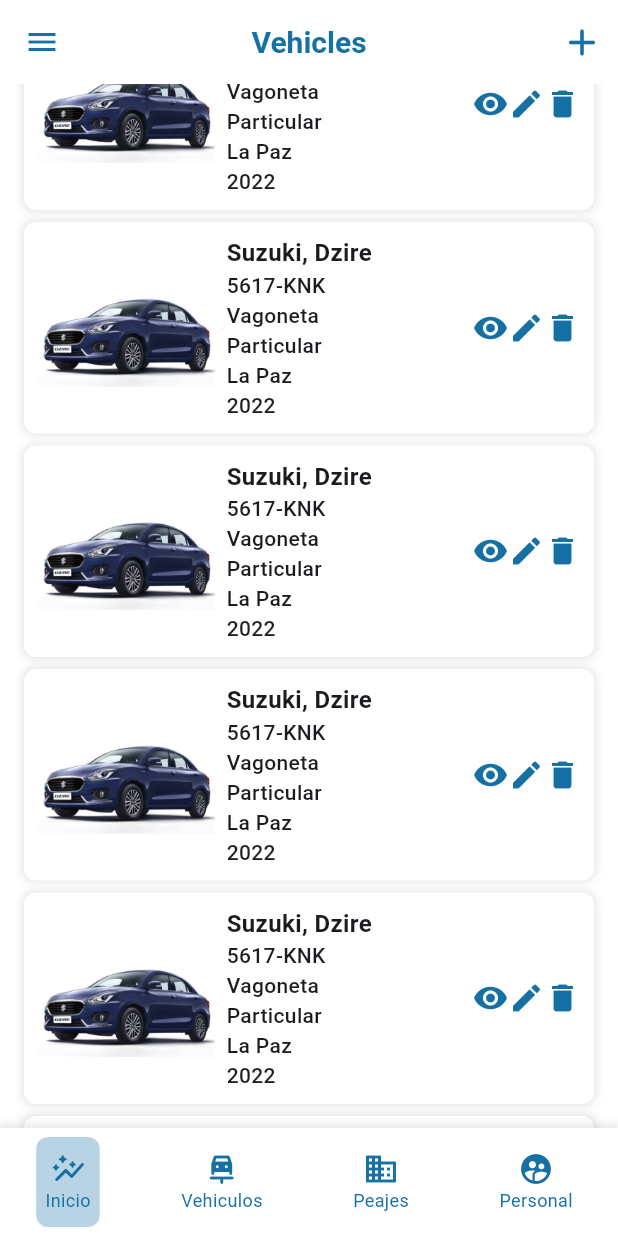
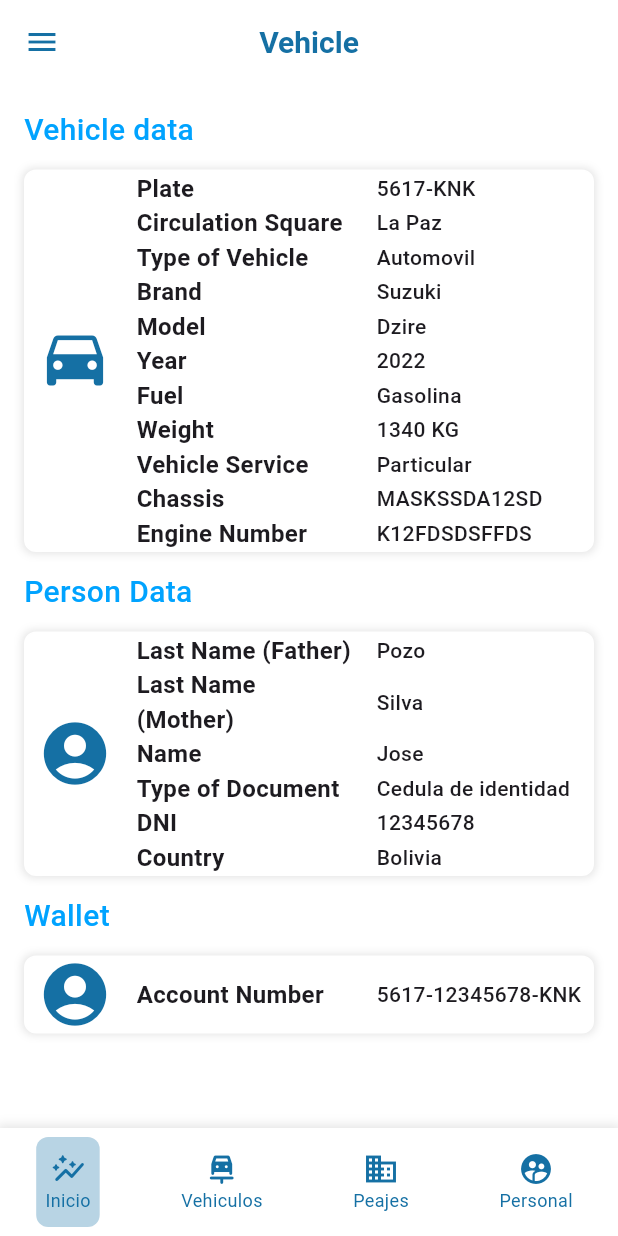
Before and after one commit to JhousefSilva1/st_FrontEnd, a Flutter app: the VehiclesAdminView screen opened by its route, scrolled down 576 dp, after a tap on the "remove red eye" icon, on a phone screen of 412 x 824 dp. Run offline on Flutter 3.47's test engine with Material 3 defaults, Android fonts, the phone set to English and light mode, and no system bars; our stand-ins replace fl_chart, flutter_slidable, flutter_svg, go_router, qr_flutter, responsive_framework; missing offline and left inert: u_credit_card.

Commit message:
add vehicle admin view

```diff
--- a/lib/config/app_router.dart
+++ b/lib/config/app_router.dart
@@ -55,6 +55,11 @@ class AppRouter {
             name: TollAdminView.routerName,
             path: TollAdminView.routerPath,
             builder: (context, state) => const TollAdminView(),
+          ),
+          GoRoute(
+            name: VehicleAdminView.routerName,
+            path: VehicleAdminView.routerPath,
+            builder: (context, state) => const VehicleAdminView(),
           ),
           GoRoute(
             name: VehiclesAdminView.routerName,
--- a/lib/l10n/intl_en.arb
+++ b/lib/l10n/intl_en.arb
@@ -64,6 +64,7 @@
     "totalPaid": "Total Paid",
     "transactionHistory": "Transaction History",
     "vehicleData": "Vehicle data",
+    "vehicle": "Vehicle",
     "vehicles": "Vehicles",
     "vehicleService": "Vehicle Service",
     "vehicleType": "Vehicle Type",
--- a/lib/l10n/intl_es.arb
+++ b/lib/l10n/intl_es.arb
@@ -64,6 +64,7 @@
     "totalPaid": "Monto Total Pagado",
     "transactionHistory": "Historial de transacciones",
     "vehicleData": "Datos del vehículo",
+    "vehicle": "Vehículo",
     "vehicles": "Vehículos",
     "vehicleService": "Servicio de vehículo",
     "vehicleType": "Tipo de vehículo",
--- a/lib/providers/vehicles_provider.dart
+++ b/lib/providers/vehicles_provider.dart
@@ -29,4 +29,8 @@ class VehiclesProvider extends ChangeNotifier {
   void goToEditVehicleAdmin(BuildContext context) {
     context.pushNamed(EditVehicleAdminView.routerName);
   }
+
+  void goToVehicleAdmin(BuildContext context) {
+    context.pushNamed(VehicleAdminView.routerName);
+  }
 }
--- /dev/null
+++ b/lib/views/admin/vehicles/vehicle_admin_view.dart
@@ -0,0 +1,434 @@
+import 'package:flutter/material.dart';
+import 'package:responsive_framework/responsive_framework.dart';
+import 'package:smarttolls/generated/l10n.dart';
+import 'package:smarttolls/style/app_style.dart';
+import 'package:smarttolls/widgets/widgets.dart';
+
+class VehicleAdminView extends StatelessWidget {
+  static const String routerName = 'vehicleAdmin';
+  static const String routerPath = '/vehicleAdmin';
+  const VehicleAdminView({super.key});
+
+  @override
+  Widget build(BuildContext context) {
+    bool isMobile = ResponsiveBreakpoints.of(context).smallerThan(TABLET);
+    return SafeArea(
+      child: Scaffold(
+        appBar: CustomAppBar(
+          centerTitle: true,
+          text: S.of(context).vehicle
+        ),
+        backgroundColor: AppStyle.white,
+        drawer: isMobile? const SmartTollsDrawer(): null,
+        body: isMobile? const SingleChildScrollView(
+          child: Padding(
+            padding: EdgeInsets.all(16),
+            child: Column(
+              children: [
+                VehicleAdminMobileView(),
+              ],
+            )
+          ),
+        ): const VehicleAdminTabletView(),
+      ),
+    );
+  }
+}
+
+class VehicleAdminMobileView extends StatelessWidget {
+  const VehicleAdminMobileView({super.key});
+
+  @override
+  Widget build(BuildContext context) {
+    return const Column(
+      children: [
+        VehicleForm(),
+      ],
+    );
+  }
+}
+
+class VehicleAdminTabletView extends StatelessWidget {
+  const VehicleAdminTabletView({super.key});
+
+  @override
+  Widget build(BuildContext context) {
+    return const Row(
+      children: [
+        SmartTollsDrawer(),
+        Expanded(
+          flex: 2,
+          child: SingleChildScrollView(
+            child: Padding(
+              padding: EdgeInsets.all(16),
+              child: Column(
+                children: [
+                  VehicleForm(),
+                ],
+              )
+            ),
+          )
+        )
+      ],
+    );
+  }
+}
+
+class VehicleForm extends StatelessWidget {
+  const VehicleForm({super.key});
+
+  @override
+  Widget build(BuildContext context) {
+    return Column(
+      children: [
+        Align(
+          alignment: Alignment.centerLeft,
+          child: Text(
+            S.of(context).vehicleData,
+            style: const TextStyle(color: AppStyle.primaryLigth, fontSize: 20, fontWeight: FontWeight.w500),
+          ),
+        ),
+        const SizedBox(height: 12),
+        Container(
+          decoration: BoxDecoration(
+            border: Border.all(color: AppStyle.white, width: 1),
+            borderRadius: const BorderRadius.all(Radius.circular(8)),
+            color: AppStyle.white,
+            boxShadow: [
+              BoxShadow(
+                color: Colors.black.withOpacity(0.1),
+                blurRadius: 4,
+                spreadRadius: 1
+              ),
+            ]
+          ),
+          child: Row(
+            children: [
+              const SizedBox(width: 8),
+              const Icon(Icons.drive_eta, color: AppStyle.primary, size: 50),
+              const SizedBox(width: 16),
+              Expanded(
+                child: Column(
+                  crossAxisAlignment: CrossAxisAlignment.start,
+                  mainAxisAlignment: MainAxisAlignment.start,
+                  children: [
+                    Row(
+                      children: [
+                        Expanded(
+                          flex: 2,
+                          child: Text(S.of(context).plate, style: const TextStyle(fontSize: 16.0, fontWeight: FontWeight.w700)),
+                        ),
+                        const SizedBox(width: 16),
+                        const Expanded(
+                          flex: 2,
+                          child: Text('5617-KNK', style: TextStyle(fontSize: 14.0, fontWeight: FontWeight.w500)),
+                        ),
+                      ],
+                    ),
+                    Row(
+                      children: [
+                        Expanded(
+                          flex: 2,
+                          child: Text(S.of(context).circulationSquare, style: const TextStyle(fontSize: 16.0, fontWeight: FontWeight.w700)),
+                        ),
+                        const SizedBox(width: 16),
+                        const Expanded(
+                          flex: 2,
+                          child: Text('La Paz', style: TextStyle(fontSize: 14.0, fontWeight: FontWeight.w500)),
+                        ),
+                      ],
+                    ),
+                    Row(
+                      children: [
+                        Expanded(
+                          flex: 2,
+                          child: Text(S.of(context).typeOfVehicle, style: const TextStyle(fontSize: 16.0, fontWeight: FontWeight.w700)),
+                        ),
+                        const SizedBox(width: 16),
+                        const Expanded(
+                          flex: 2,
+                          child: Text('Automovil', style: TextStyle(fontSize: 14.0, fontWeight: FontWeight.w500)),
+                        ),
+                      ],
+                    ),
+                    Row(
+                      children: [
+                        Expanded(
+                          flex: 2,
+                          child: Text(S.of(context).brand, style: const TextStyle(fontSize: 16.0, fontWeight: FontWeight.w700)),
+                        ),
+                        const SizedBox(width: 16),
+                        const Expanded(
+                          flex: 2,
+                          child: Text('Suzuki', style: TextStyle(fontSize: 14.0, fontWeight: FontWeight.w500)),
+                        ),
+                      ],
+                    ),
+                    Row(
+                      children: [
+                        Expanded(
+                          flex: 2,
+                          child: Text(S.of(context).model, style: const TextStyle(fontSize: 16.0, fontWeight: FontWeight.w700)),
+                        ),
+                        const SizedBox(width: 16),
+                        const Expanded(
+                          flex: 2,
+                          child: Text('Dzire', style: TextStyle(fontSize: 14.0, fontWeight: FontWeight.w500)),
+                        ),
+                      ],
+                    ),
+                    Row(
+                      children: [
+                        Expanded(
+                          flex: 2,
+                          child: Text(S.of(context).year, style: const TextStyle(fontSize: 16.0, fontWeight: FontWeight.w700)),
+                        ),
+                        const SizedBox(width: 16),
+                        const Expanded(
+                          flex: 2,
+                          child: Text('2022', style: TextStyle(fontSize: 14.0, fontWeight: FontWeight.w500)),
+                        ),
+                      ],
+                    ),
+                    Row(
+                      children: [
+                        Expanded(
+                          flex: 2,
+                          child: Text(S.of(context).fuel, style: const TextStyle(fontSize: 16.0, fontWeight: FontWeight.w700)),
+                        ),
+                        const SizedBox(width: 16),
+                        const Expanded(
+                          flex: 2,
+                          child: Text('Gasolina', style: TextStyle(fontSize: 14.0, fontWeight: FontWeight.w500)),
+                        ),
+                      ],
+                    ),
+                    Row(
+                      children: [
+                        Expanded(
+                          flex: 2,
+                          child: Text(S.of(context).weight, style: const TextStyle(fontSize: 16.0, fontWeight: FontWeight.w700)),
+                        ),
+                        const SizedBox(width: 16),
+                        const Expanded(
+                          flex: 2,
+                          child: Text('1340 KG', style: TextStyle(fontSize: 14.0, fontWeight: FontWeight.w500)),
+                        ),
+                      ],
+                    ),
+                    Row(
+                      children: [
+                        Expanded(
+                          flex: 2,
+                          child: Text(S.of(context).vehicleService, style: const TextStyle(fontSize: 16.0, fontWeight: FontWeight.w700)),
+                        ),
+                        const SizedBox(width: 16),
+                        const Expanded(
+                          flex: 2,
+                          child: Text('Particular', style: TextStyle(fontSize: 14.0, fontWeight: FontWeight.w500)),
+                        ),
+                      ],
+                    ),
+                    Row(
+                      children: [
+                        Expanded(
+                          flex: 2,
+                          child: Text(S.of(context).chassis, style: const TextStyle(fontSize: 16.0, fontWeight: FontWeight.w700)),
+                        ),
+                        const SizedBox(width: 16),
+                        const Expanded(
+                          flex: 2,
+                          child: Text('MASKSSDA12SD', style: TextStyle(fontSize: 14.0, fontWeight: FontWeight.w500)),
+                        ),
+                      ],
+                    ),
+                    Row(
+                      children: [
+                        Expanded(
+                          flex: 2,
+                          child: Text(S.of(context).engineNumber, style: const TextStyle(fontSize: 16.0, fontWeight: FontWeight.w700)),
+                        ),
+                        const SizedBox(width: 16),
+                        const Expanded(
+                          flex: 2,
+                          child: Text('K12FDSDSFFDS', style: TextStyle(fontSize: 14.0, fontWeight: FontWeight.w500)),
+                        ),
+                      ],
+                    ),
+                  ],
+                ),
+              ),
+            ],
+          ),
+        ),
+        const SizedBox(height: 12),
+        Align(
+          alignment: Alignment.centerLeft,
+          child: Text(
+            S.of(context).personData,
+            style: const TextStyle(color: AppStyle.primaryLigth, fontSize: 20, fontWeight: FontWeight.w500),
+          ),
+        ),
+        const SizedBox(height: 12),
+        Container(
+          decoration: BoxDecoration(
+            border: Border.all(color: AppStyle.white, width: 1),
+            borderRadius: const BorderRadius.all(Radius.circular(8)),
+            color: AppStyle.white,
+            boxShadow: [
+              BoxShadow(
+                color: Colors.black.withOpacity(0.1),
+                blurRadius: 4,
+                spreadRadius: 1
+              ),
+            ]
+          ),
+          child: Row(
+            children: [
+              const SizedBox(width: 8),
+              const Icon(Icons.account_circle_rounded, color: AppStyle.primary, size: 50),
+              const SizedBox(width: 16),
+              Expanded(
+                child: Column(
+                  crossAxisAlignment: CrossAxisAlignment.start,
+                  mainAxisAlignment: MainAxisAlignment.start,
+                  children: [
+                    Row(
+                      children: [
+                        Expanded(
+                          flex: 2,
+                          child: Text(S.of(context).lastNameF, style: const TextStyle(fontSize: 16.0, fontWeight: FontWeight.w700)),
+                        ),
+                        const SizedBox(width: 16),
+                        const Expanded(
+                          flex: 2,
+                          child: Text('Pozo', style: TextStyle(fontSize: 14.0, fontWeight: FontWeight.w500)),
+                        ),
+                      ],
+                    ),
+                    Row(
+                      children: [
+                        Expanded(
+                          flex: 2,
+                          child: Text(S.of(context).lastNameM, style: const TextStyle(fontSize: 16.0, fontWeight: FontWeight.w700)),
+                        ),
+                        const SizedBox(width: 16),
+                        const Expanded(
+                          flex: 2,
+                          child: Text('Silva', style: TextStyle(fontSize: 14.0, fontWeight: FontWeight.w500)),
+                        ),
+                      ],
+                    ),
+                    Row(
+                      children: [
+                        Expanded(
+                          flex: 2,
+                          child: Text(S.of(context).name, style: const TextStyle(fontSize: 16.0, fontWeight: FontWeight.w700)),
+                        ),
+                        const SizedBox(width: 16),
+                        const Expanded(
+                          flex: 2,
+                          child: Text('Jose', style: TextStyle(fontSize: 14.0, fontWeight: FontWeight.w500)),
+                        ),
+                      ],
+                    ),
+                    Row(
+                      children: [
+                        Expanded(
+                          flex: 2,
+                          child: Text(S.of(context).typeOfDocument, style: const TextStyle(fontSize: 16.0, fontWeight: FontWeight.w700)),
+                        ),
+                        const SizedBox(width: 16),
+                        const Expanded(
+                          flex: 2,
+                          child: Text('Cedula de identidad', style: TextStyle(fontSize: 14.0, fontWeight: FontWeight.w500)),
+                        ),
+                      ],
+                    ),
+                    Row(
+                      children: [
+                        Expanded(
+                          flex: 2,
+                          child: Text(S.of(context).dni, style: const TextStyle(fontSize: 16.0, fontWeight: FontWeight.w700)),
+                        ),
+                        const SizedBox(width: 16),
+                        const Expanded(
+                          flex: 2,
+                          child: Text('12345678', style: TextStyle(fontSize: 14.0, fontWeight: FontWeight.w500)),
+                        ),
+                      ],
+                    ),
+                    Row(
+                      children: [
+                        Expanded(
+                          flex: 2,
+                          child: Text(S.of(context).country, style: const TextStyle(fontSize: 16.0, fontWeight: FontWeight.w700)),
+                        ),
+                        const SizedBox(width: 16),
+                        const Expanded(
+                          flex: 2,
+                          child: Text('Bolivia', style: TextStyle(fontSize: 14.0, fontWeight: FontWeight.w500)),
+                        ),
+                      ],
+                    ),
+                  ],
+                ),
+              ),
+            ],
+          ),
+        ),
+        const SizedBox(height: 12),
+        Align(
+          alignment: Alignment.centerLeft,
+          child: Text(
+            S.of(context).wallet,
+            style: const TextStyle(color: AppStyle.primaryLigth, fontSize: 20, fontWeight: FontWeight.w500),
+          ),
+        ),
+        const SizedBox(height: 12),
+        Container(
+          decoration: BoxDecoration(
+            border: Border.all(color: AppStyle.white, width: 1),
+            borderRadius: const BorderRadius.all(Radius.circular(8)),
+            color: AppStyle.white,
+            boxShadow: [
+              BoxShadow(
+                color: Colors.black.withOpacity(0.1),
+                blurRadius: 4,
+                spreadRadius: 1
+              ),
+            ]
+          ),
+          child: Row(
+            children: [
+              const SizedBox(width: 8),
+              const Icon(Icons.account_circle_rounded, color: AppStyle.primary, size: 50),
+              const SizedBox(width: 16),
+              Expanded(
+                child: Column(
+                  crossAxisAlignment: CrossAxisAlignment.start,
+                  mainAxisAlignment: MainAxisAlignment.start,
+                  children: [
+                    Row(
+                      children: [
+                        Expanded(
+                          flex: 2,
+                          child: Text(S.of(context).accountNumber, style: const TextStyle(fontSize: 16.0, fontWeight: FontWeight.w700)),
+                        ),
+                        const SizedBox(width: 16),
+                        const Expanded(
+                          flex: 2,
+                          child: Text('5617-12345678-KNK', style: TextStyle(fontSize: 14.0, fontWeight: FontWeight.w500)),
+                        ),
+                      ],
+                    ),
+                  ],
+                ),
+              ),
+            ],
+          ),
+        ),
+      ],
+    );
+  }
+}
--- a/lib/views/views.dart
+++ b/lib/views/views.dart
@@ -3,6 +3,7 @@ export 'package:smarttolls/views/admin/navBar/nav_bar_admin_view.dart';
 export 'package:smarttolls/views/admin/toll/toll_admin_view.dart';
 export 'package:smarttolls/views/admin/vehicles/add_vehicles_admin_view.dart';
 export 'package:smarttolls/views/admin/vehicles/edit_vehicle_admin_view.dart';
+export 'package:smarttolls/views/admin/vehicles/vehicle_admin_view.dart';
 export 'package:smarttolls/views/admin/vehicleType/add_vehicle_type_admin_view.dart';
 export 'package:smarttolls/views/admin/vehicleType/vehicle_type_admin_view.dart';
 export 'package:smarttolls/views/admin/vehicles/vehicles_admin_view.dart';
--- a/lib/widgets/vehicles_card.dart
+++ b/lib/widgets/vehicles_card.dart
@@ -52,7 +52,7 @@ class VehiclesCard extends StatelessWidget {
                 mainAxisAlignment: MainAxisAlignment.end,
                 children: [
                   GestureDetector(
-                    onTap: () {},
+                    onTap: () => vehiclesProvider.goToVehicleAdmin(context),
                     child: const Icon(Icons.remove_red_eye_sharp, color: AppStyle.primary)
                   ),
                   GestureDetector(
```
Also changed, not shown: lib/generated/intl/messages_en.dart, lib/generated/intl/messages_es.dart, lib/generated/l10n.dart, 3 other files.
